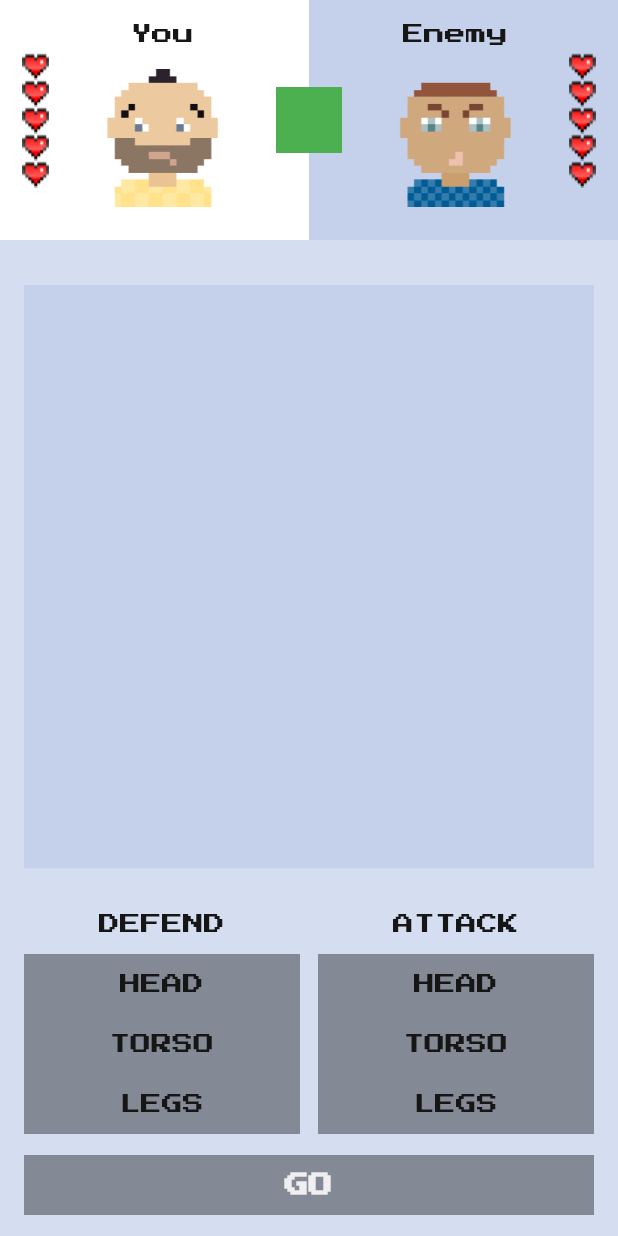
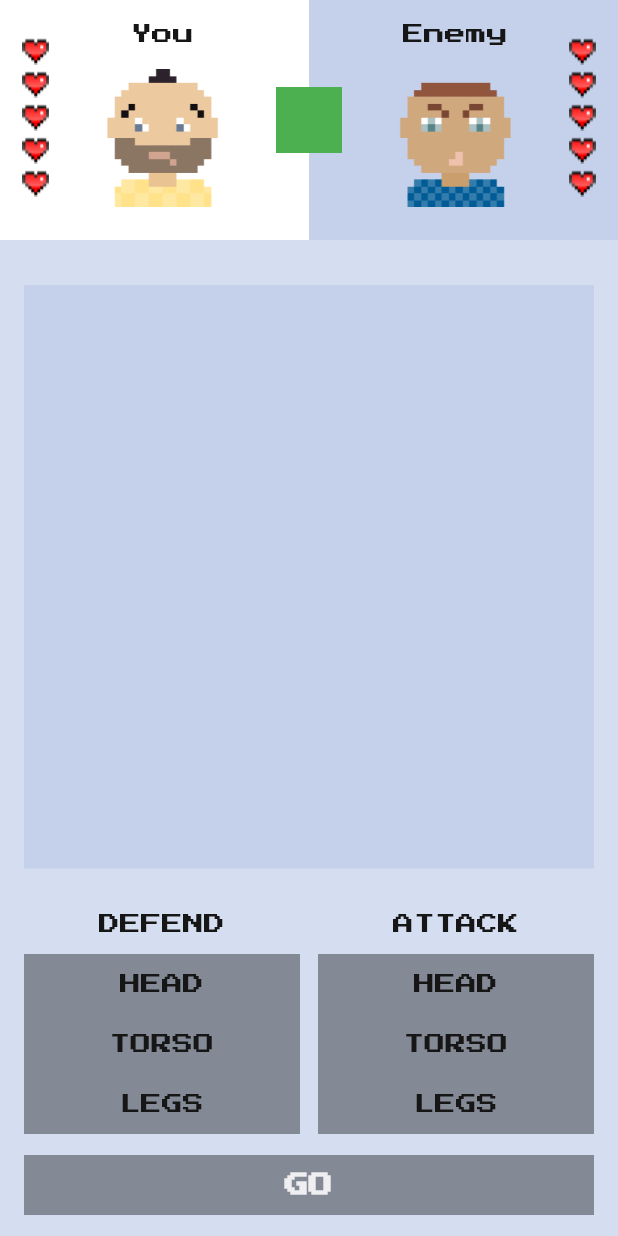
Before and after one commit to iAmTosuj/fight, a Flutter app: the screen it shows after launch, on a phone screen of 412 x 824 dp. Run offline on Flutter 3.47's test engine with Material 2 defaults, Android fonts, the phone set to English and light mode, and no system bars; our stand-ins replace google_fonts.

```diff
--- a/lib/main.dart
+++ b/lib/main.dart
@@ -40,7 +40,9 @@ class MyHomePageState extends State<MyHomePage> {
   BodyPart? attackingBodyPart;
   int yourLives = maxLives;
   int enemyLives = maxLives;
-
+  String youFightInfoText = '';
+  String enemyFightInfoText = '';
+  String gameOverText = '';
   BodyPart whatEnemyAttacks = BodyPart.random();
   BodyPart whatEnemyDefends = BodyPart.random();
 
@@ -64,6 +66,11 @@ class MyHomePageState extends State<MyHomePage> {
                   height: double.infinity,
                   child: ColoredBox(
                     color: Color.fromRGBO(197, 209, 234, 1),
+                    child: InfoBoard(
+                      enemyText: enemyFightInfoText,
+                      youText: youFightInfoText,
+                      gameOverText: gameOverText,
+                    ),
                   )),
             )),
             ControlsWidget(
@@ -91,6 +98,9 @@ class MyHomePageState extends State<MyHomePage> {
   void _onGoButtonClicked() {
     if (_isGameOver()) {
       setState(() {
+        gameOverText = '';
+        youFightInfoText = '';
+        enemyFightInfoText = '';
         enemyLives = maxLives;
         yourLives = maxLives;
       });
@@ -98,16 +108,31 @@ class MyHomePageState extends State<MyHomePage> {
       return;
     }
 
+    final bool enemyLoseLife = attackingBodyPart != whatEnemyDefends;
+    final bool youLoseLife = defendingBodyPart != whatEnemyAttacks;
+
     setState(() {
-      final bool enemyLoseLife = attackingBodyPart != whatEnemyDefends;
-      final bool youLoseLife = defendingBodyPart != whatEnemyAttacks;
+      youFightInfoText = 'Your attack was blocked';
+      enemyFightInfoText = 'Enemy’s attack was blocked';
 
       if (enemyLoseLife) {
         enemyLives -= 1;
+        youFightInfoText = 'Your hit enemy ${attackingBodyPart!.name}';
       }
 
       if (youLoseLife) {
         yourLives -= 1;
+        enemyFightInfoText = 'Enemy hit your ${whatEnemyAttacks.name}';
+      }
+
+      if (_isGameOver()) {
+        if (enemyLives == 0 && yourLives == 0) {
+          gameOverText = 'Draw';
+        } else if (enemyLives == 0) {
+          gameOverText = 'You won';
+        } else if (yourLives == 0) {
+          gameOverText = 'You lost';
+        }
       }
 
       whatEnemyAttacks = BodyPart.random();
@@ -144,6 +169,32 @@ class MyHomePageState extends State<MyHomePage> {
     setState(() {
       attackingBodyPart = value;
     });
+  }
+}
+
+class InfoBoard extends StatelessWidget {
+  final String enemyText;
+  final String youText;
+  final String gameOverText;
+
+  const InfoBoard(
+      {Key? key,
+      required this.enemyText,
+      required this.youText,
+      required this.gameOverText})
+      : super(key: key);
+
+  @override
+  Widget build(BuildContext context) {
+    return Center(
+        child: Text(
+      gameOverText.length != 0 ? gameOverText : '$youText\n\n$enemyText',
+      style: TextStyle(
+        fontSize: 10,
+        color: FightClubColors.darkGreyText,
+      ),
+      textAlign: TextAlign.center,
+    ));
   }
 }
 
@@ -401,18 +452,15 @@ class LivesWidget extends StatelessWidget {
     return Column(
       mainAxisAlignment: MainAxisAlignment.center,
       children: List.generate(overallLivesCount, (index) {
-        if (index < currentLivesCount) {
-          return Image.asset(
-            FightClubIcons.HeartFull,
-            width: 18,
-            height: 18,
-          );
-        }
-        return Image.asset(
-          FightClubIcons.HeartEmpty,
-          width: 18,
-          height: 18,
-        );
+        return Padding(
+            padding: EdgeInsets.only(bottom: index < overallLivesCount ? 4 : 0),
+            child: Image.asset(
+              index < currentLivesCount
+                  ? FightClubIcons.HeartFull
+                  : FightClubIcons.HeartEmpty,
+              width: 18,
+              height: 18,
+            ));
       }),
     );
   }
```
